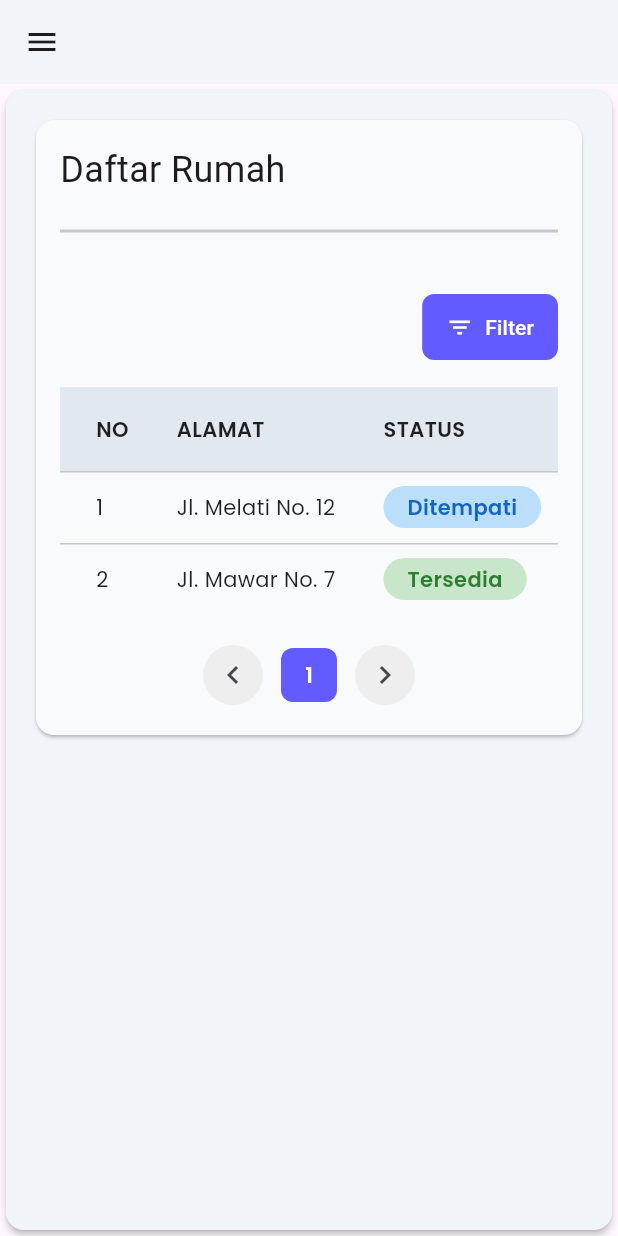
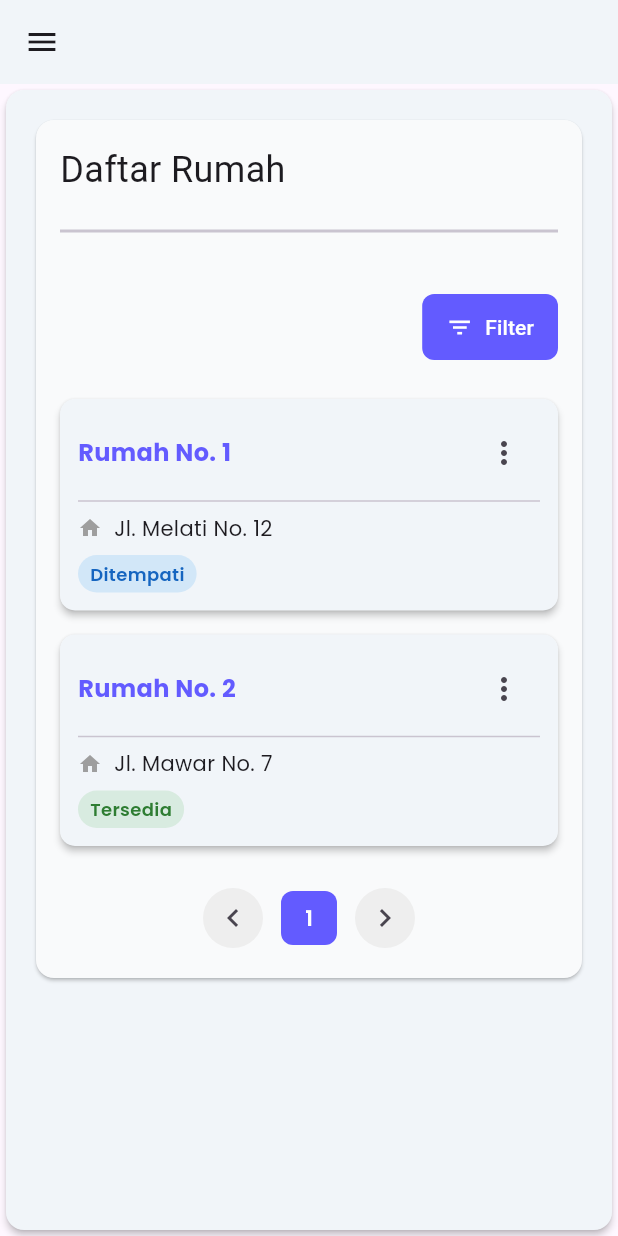
Before and after one commit to syaifulmain/jawara_mobile, a Flutter app: the RumahDaftarScreen screen opened by its route, on a phone screen of 412 x 824 dp. Run offline on Flutter 3.47's test engine with Material 3 defaults, Android fonts, the phone set to English and light mode, and no system bars; our stand-ins replace fl_chart, go_router, google_fonts.

Commit message:
fix(ui): adjust popup menu position to appear below the action button

```diff
--- a/lib/screens/admin/data_warga/rumah_daftar.dart
+++ b/lib/screens/admin/data_warga/rumah_daftar.dart
@@ -8,7 +8,7 @@
 class RumahDaftarScreen extends StatelessWidget {
   const RumahDaftarScreen({super.key});
 
-  // Dummy data untuk tabel
+  // Dummy data untuk daftar rumah
   final List<Map<String, dynamic>> _rumahData = const [
     {'no': 1, 'alamat': 'Jl. Melati No. 12', 'status': 'Ditempati'},
     {'no': 2, 'alamat': 'Jl. Mawar No. 7', 'status': 'Tersedia'},
@@ -20,6 +20,7 @@
       title: 'Daftar Rumah',
       children: [
         const SizedBox(height: Rem.rem1),
+
         // Tombol filter
         Row(
           mainAxisAlignment: MainAxisAlignment.end,
@@ -47,97 +48,18 @@
         ),
         const SizedBox(height: Rem.rem1),
 
-        // Tabel
-        SingleChildScrollView(
-          scrollDirection: Axis.horizontal,
-          child: DataTable(
-            headingRowColor: MaterialStateProperty.all(const Color(0xFFE2E8F0)),
-            headingTextStyle: GoogleFonts.poppins(
-              fontWeight: FontWeight.w600,
-              color: Colors.black87,
-              fontSize: Rem.rem0_875,
-            ),
-            dataTextStyle: GoogleFonts.poppins(
-              fontSize: Rem.rem0_875,
-              color: Colors.black87,
-            ),
-            columnSpacing: Rem.rem2,
-            columns: const [
-              DataColumn(label: Text('NO')),
-              DataColumn(label: Text('ALAMAT')),
-              DataColumn(label: Text('STATUS')),
-              DataColumn(label: Text('AKSI')),
-            ],
-            rows: _rumahData.map((data) {
-              return DataRow(
-                cells: [
-                  DataCell(Text('${data['no']}')),
-                  DataCell(Text(data['alamat'])),
-                  // Status dengan bubble warna
-                  DataCell(
-                    Container(
-                      padding: const EdgeInsets.symmetric(
-                        horizontal: Rem.rem1,
-                        vertical: Rem.rem0_25,
-                      ),
-                      decoration: BoxDecoration(
-                        color: data['status'] == 'Ditempati'
-                            ? Colors.blue[100]
-                            : Colors.green[100],
-                        borderRadius: BorderRadius.circular(Rem.rem1),
-                      ),
-                      child: Text(
-                        data['status'],
-                        style: GoogleFonts.poppins(
-                          fontWeight: FontWeight.w600,
-                          color: data['status'] == 'Ditempati'
-                              ? Colors.blue[800]
-                              : Colors.green[800],
-                          fontSize: Rem.rem0_875,
-                        ),
-                      ),
-                    ),
-                  ),
-                  DataCell(
-                    // PopupMenuButton
-                    PopupMenuButton<String>(
-                      icon: const Icon(Icons.more_vert, size: 20),
-                      shape: RoundedRectangleBorder(
-                        borderRadius: BorderRadius.circular(Rem.rem0_5),
-                      ),
-                      onSelected: (value) {
-                        if (value == 'detail') {
-                          // Navigasi ke halaman detail
-                          Navigator.push(
-                            context,
-                            MaterialPageRoute(
-                              builder: (context) => const DetailRumahScreen(),
-                            ),
-                          );
-                        }
-                      },
-                      itemBuilder: (context) => [
-                        PopupMenuItem(
-                          value: 'detail',
-                          child: Text(
-                            'Detail',
-                            style: GoogleFonts.poppins(
-                              fontSize: Rem.rem0_875,
-                              fontWeight: FontWeight.w500,
-                              color: Colors.black87,
-                            ),
-                          ),
-                        ),
-                      ],
-                    ),
-                  ),
-                ],
-              );
-            }).toList(),
-          ),
+        // --- Gaya Kartu untuk Daftar Rumah ---
+        ListView.builder(
+          shrinkWrap: true,
+          physics: const NeverScrollableScrollPhysics(),
+          itemCount: _rumahData.length,
+          itemBuilder: (context, index) {
+            final data = _rumahData[index];
+            return _RumahCard(data: data);
+          },
         ),
 
-        // Pagination / navigasi
+        // Pagination
         const SizedBox(height: Rem.rem1),
         Row(
           mainAxisAlignment: MainAxisAlignment.center,
@@ -177,3 +99,127 @@
     );
   }
 }
+
+// --- Komponen Kartu Rumah ---
+class _RumahCard extends StatelessWidget {
+  final Map<String, dynamic> data;
+  const _RumahCard({required this.data});
+
+  Widget _buildStatusBadge(String status) {
+    final isDitempati = status == 'Ditempati';
+    return Container(
+      padding: const EdgeInsets.symmetric(horizontal: 8, vertical: 4),
+      decoration: BoxDecoration(
+        color: (isDitempati ? Colors.blue : Colors.green).withValues(
+          alpha: 0.15,
+        ),
+        borderRadius: BorderRadius.circular(20),
+      ),
+      child: Text(
+        status,
+        style: GoogleFonts.poppins(
+          color: isDitempati ? Colors.blue[800] : Colors.green[800],
+          fontWeight: FontWeight.w600,
+          fontSize: Rem.rem0_75,
+        ),
+      ),
+    );
+  }
+
+  void _showActionMenu(BuildContext context, RenderBox button) {
+    final RenderBox overlay =
+        Overlay.of(context).context.findRenderObject() as RenderBox;
+
+    final position = RelativeRect.fromRect(
+      Rect.fromPoints(
+        button.localToGlobal(
+          button.size.topRight(Offset.zero),
+          ancestor: overlay,
+        ),
+        button.localToGlobal(
+          button.size.bottomRight(Offset.zero),
+          ancestor: overlay,
+        ),
+      ),
+      Offset.zero & overlay.size,
+    );
+
+    showMenu<String>(
+      context: context,
+      position: position,
+      items: const [
+        PopupMenuItem<String>(value: 'detail', child: Text('Detail')),
+      ],
+    ).then((value) {
+      if (value == 'detail') {
+        Navigator.push(
+          context,
+          MaterialPageRoute(builder: (context) => const DetailRumahScreen()),
+        );
+      }
+    });
+  }
+
+  @override
+  Widget build(BuildContext context) {
+    return Card(
+      color: AppColors.backgroundColor,
+      margin: const EdgeInsets.symmetric(vertical: 8.0),
+      elevation: 2.0,
+      shape: RoundedRectangleBorder(borderRadius: BorderRadius.circular(10.0)),
+      child: Padding(
+        padding: const EdgeInsets.all(12.0),
+        child: Column(
+          crossAxisAlignment: CrossAxisAlignment.start,
+          children: [
+            // Header: Nomor Rumah dan menu aksi
+            Row(
+              mainAxisAlignment: MainAxisAlignment.spaceBetween,
+              children: [
+                Text(
+                  'Rumah No. ${data['no']}',
+                  style: GoogleFonts.poppins(
+                    fontSize: Rem.rem1,
+                    fontWeight: FontWeight.bold,
+                    color: AppColors.primaryColor,
+                  ),
+                ),
+                Builder(
+                  builder: (buttonContext) {
+                    return IconButton(
+                      icon: const Icon(Icons.more_vert),
+                      onPressed: () {
+                        final button =
+                            buttonContext.findRenderObject() as RenderBox;
+                        _showActionMenu(buttonContext, button);
+                      },
+                    );
+                  },
+                ),
+              ],
+            ),
+            const Divider(height: 16),
+
+            // Detail alamat
+            Row(
+              children: [
+                const Icon(Icons.home, size: 16, color: Colors.grey),
+                const SizedBox(width: 8),
+                Expanded(
+                  child: Text(
+                    data['alamat'],
+                    style: GoogleFonts.poppins(fontSize: Rem.rem0_875),
+                  ),
+                ),
+              ],
+            ),
+            const SizedBox(height: 8),
+
+            // Status
+            _buildStatusBadge(data['status']),
+          ],
+        ),
+      ),
+    );
+  }
+}
```
